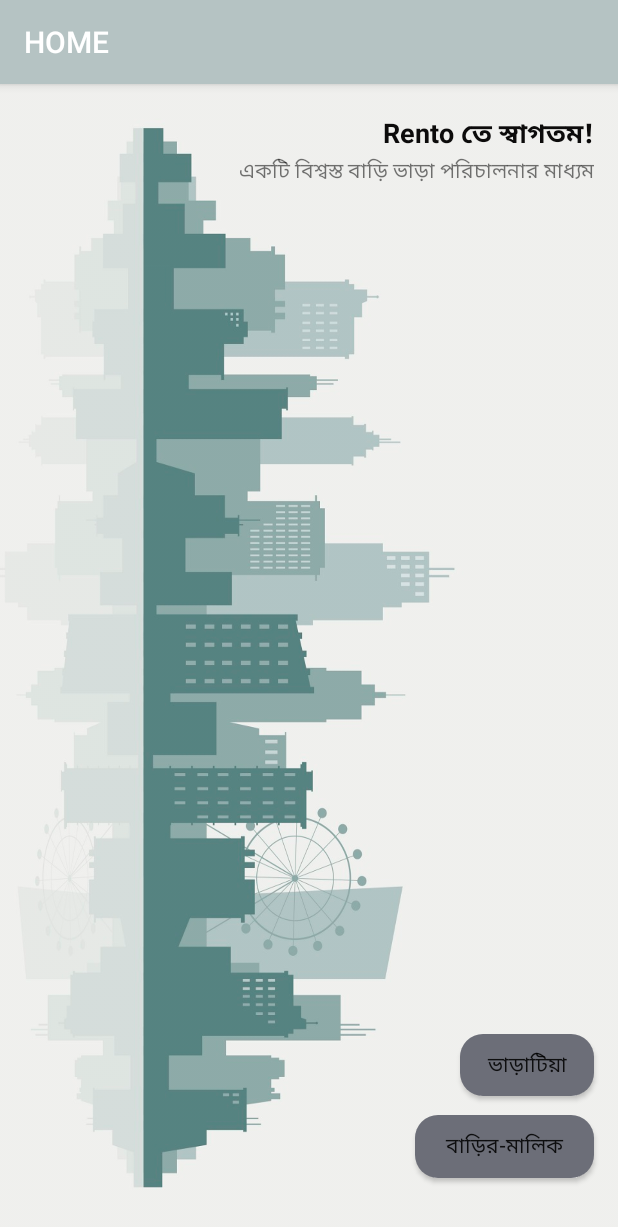
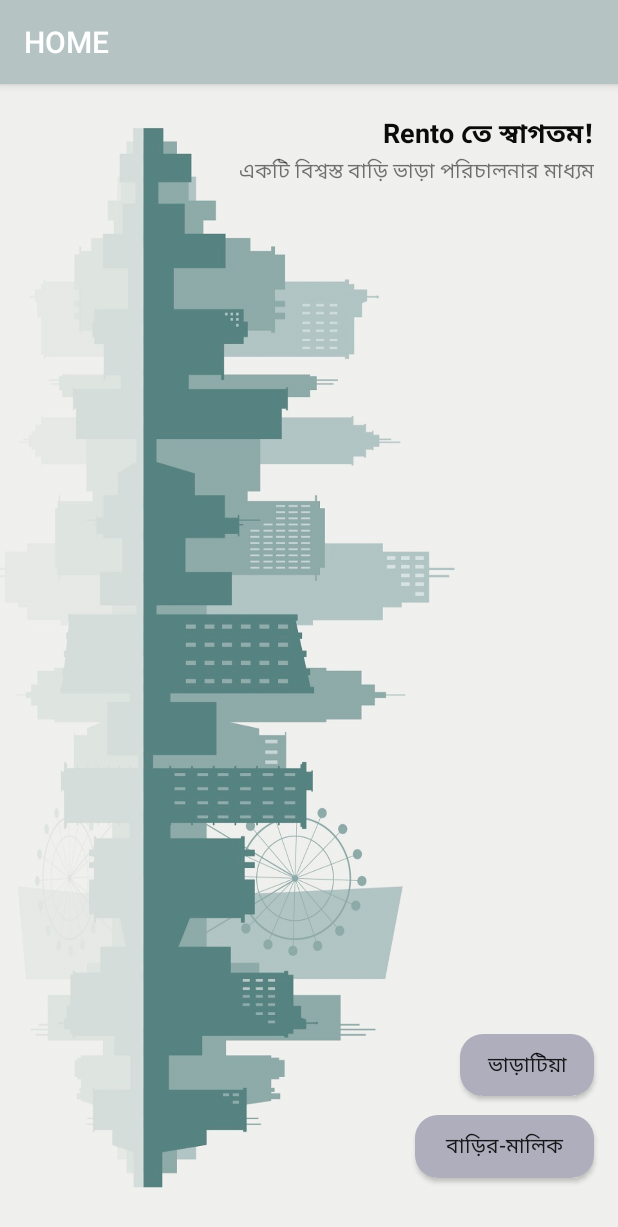
Before and after one commit to AbdullahAlMehediHira/Rento, an Android app: the MainActivity screen opened directly, with no data from a screen before it, on a phone screen of 412 x 824 dp. Shown: the top 1227 px of the screen. Run offline under Robolectric (Android 15) with nearby library versions, the phone set to English and light mode, and no system bars.

Commit message:
Update btn_round.xml

```diff
--- a/app/src/main/res/drawable/btn_round.xml
+++ b/app/src/main/res/drawable/btn_round.xml
@@ -1,7 +1,7 @@
 <?xml version="1.0" encoding="utf-8"?>
 <shape xmlns:android="http://schemas.android.com/apk/res/android"
     android:shape="rectangle">
-    <solid android:color="#6c6e78"/>
+    <solid android:color="#AEAEBD"/>
     <corners android:radius="15dp"/>
 
 
```
